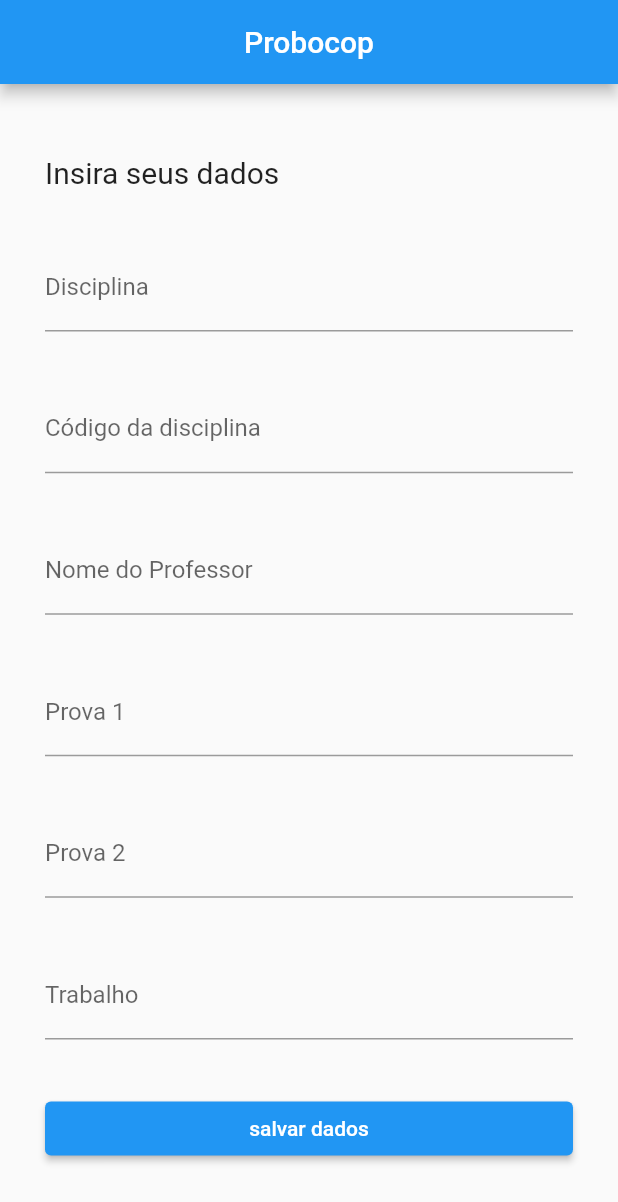
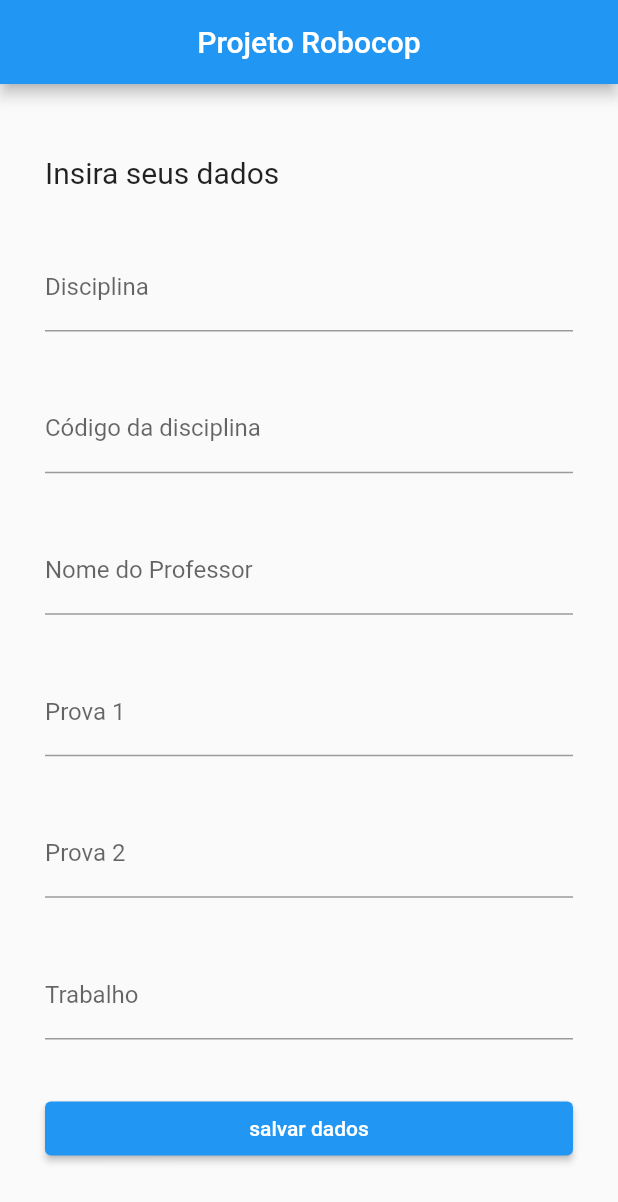
Before and after one commit to Jordantmarques/ProjetoRobocop, a Flutter app: the screen it shows after launch, on a phone screen of 412 x 824 dp. Shown: the top 1202 px of the screen. Run offline on Flutter 3.47's test engine with Material 2 defaults, Android fonts, the phone set to English and light mode, and no system bars.

Commit message:
Atualização do nome do projeto "Robocop"

```diff
--- a/trabalho/lib/main.dart
+++ b/trabalho/lib/main.dart
@@ -19,7 +19,7 @@ class _MyAppState extends State<MyApp> {
     return MaterialApp(
       home: Scaffold(
         appBar: AppBar(
-          title: Center(child: Text("Probocop")),
+          title: Center(child: Text("Projeto Robocop")),
         ),
         body: Padding(
           padding: const EdgeInsets.all(30.0),
```
Also changed, not shown: 1 other file.
